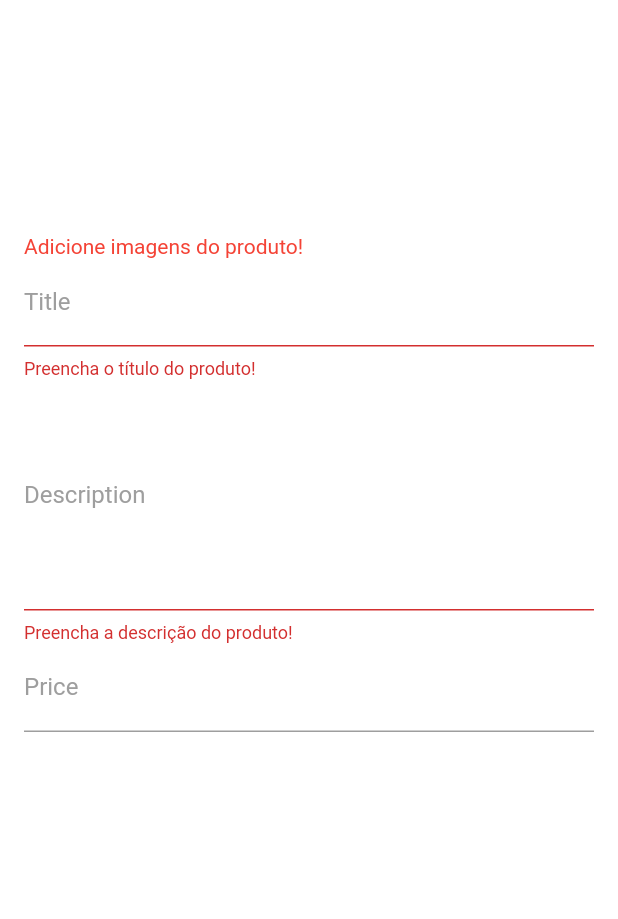
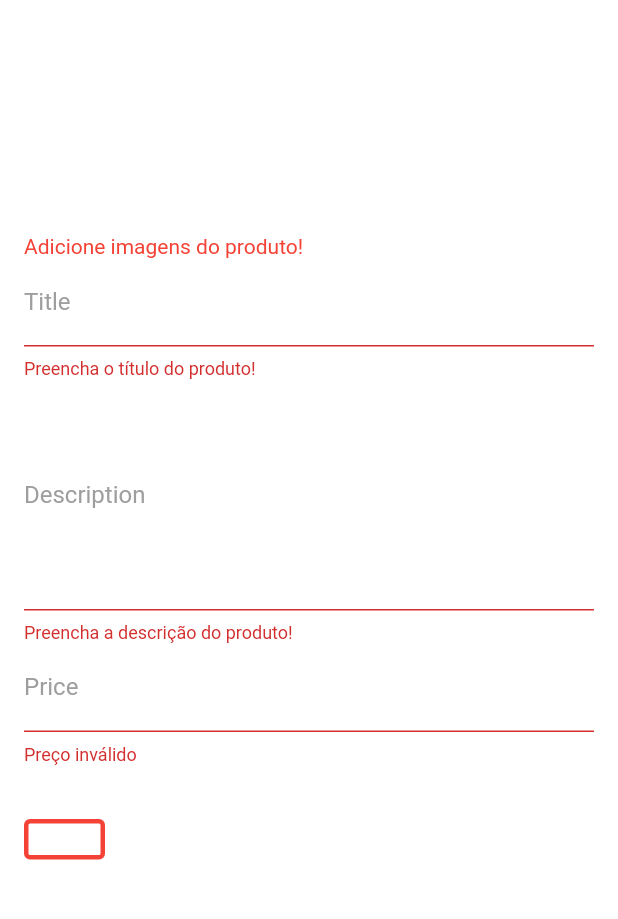
Before and after one commit to GabrielCR99/store_manager, a Flutter app: the ProductScreen screen opened directly, after a tap on the "save" icon, on a phone screen of 412 x 824 dp, the part 84-1003 px from its top. Run offline on Flutter 3.47's test engine with Material 2 defaults, Android fonts, the phone set to English and light mode, and no system bars; our stand-ins replace cloud_firestore, firebase_auth, firebase_storage, flutter_speed_dial, image_cropper, image_picker and 2 more; missing offline and left inert: bloc_pattern; accounts and stored records are empty; statements that could not run were skipped.

```diff
--- a/lib/blocs/products_bloc.dart
+++ b/lib/blocs/products_bloc.dart
@@ -54,6 +54,9 @@ class ProductsBloc extends BlocBase {
     unsavedData['images'] = images;
   }
 
+  void saveSizes(List sizes) {
+    unsavedData['sies'] = sizes;
+  }
   Future<bool> saveProduct() async {
     _loadingController.add(true);
     try {
--- a/lib/screens/product_screen.dart
+++ b/lib/screens/product_screen.dart
@@ -3,6 +3,7 @@ import 'package:flutter/material.dart';
 import 'package:store_manager/blocs/products_bloc.dart';
 import 'package:store_manager/validators/products_validator.dart';
 import 'package:store_manager/widgets/images_widget.dart';
+import 'package:store_manager/widgets/products_size.dart';
 
 class ProductScreen extends StatefulWidget {
   final String categoryId;
@@ -55,10 +56,12 @@ class _ProductScreenState extends State<ProductScreen> with ProductsValidator {
                   initialData: false,
                   builder: (context, snapshot) {
                     return IconButton(
-                        onPressed: snapshot.data ? null : (){
-                          _productsBloc.deleteProduct();
-                          Navigator.of(context).pop();
-                        },
+                        onPressed: snapshot.data
+                            ? null
+                            : () {
+                                _productsBloc.deleteProduct();
+                                Navigator.of(context).pop();
+                              },
                         icon: Icon(Icons.delete_forever));
                   },
                 );
@@ -122,6 +125,19 @@ class _ProductScreenState extends State<ProductScreen> with ProductsValidator {
                         onSaved: _productsBloc.savePrice,
                         validator: validatePrice,
                       ),
+                      SizedBox(
+                        height: 16.0,
+                      ),
+                      Text(
+                        'Tamanhos',
+                        style: TextStyle(color: Colors.white12),
+                      ),
+                      ProductsSizes(
+                        initialValue: snapshot.data['sizes'],
+                        onSaved: _productsBloc.saveSizes,
+                        validator: validateSize,
+                        context: context,
+                      ),
                     ],
                   );
                 }),
--- a/lib/validators/products_validator.dart
+++ b/lib/validators/products_validator.dart
@@ -1,8 +1,9 @@
 class ProductsValidator {
-
-  String validateImages(List images){
-    if(images.isEmpty)return 'Adicione imagens do produto!';
-    else return null;
+  String validateImages(List images) {
+    if (images.isEmpty)
+      return 'Adicione imagens do produto!';
+    else
+      return null;
   }
 
   String validateTitle(String text) {
@@ -15,16 +16,21 @@ class ProductsValidator {
     return null;
   }
 
+  String validateSize(List sizes) {
+    if (sizes.isEmpty)
+      return 'Preencha um tamanho do produto!';
+    else
+    return null;
+  }
+
   String validatePrice(String text) {
     double price = double.tryParse(text);
-    if(price != null || price.isNaN){
-      if(!text.contains('.') || text.split('.')[1].length != 2)
+    if (price != null) {
+      if (!text.contains('.') || text.split('.')[1].length != 2)
         return 'Utilize duas casas decimais';
-    }else {
+    } else {
       return 'Preço inválido';
     }
     return null;
   }
-
-
 }
--- /dev/null
+++ b/lib/widgets/products_size.dart
@@ -0,0 +1,73 @@
+import 'package:flutter/material.dart';
+import 'package:store_manager/widgets/size_dialog.dart';
+
+class ProductsSizes extends FormField<List> {
+  ProductsSizes({
+    BuildContext context,
+    List initialValue,
+    FormFieldSetter<List> onSaved,
+    FormFieldValidator<List> validator,
+  }) : super(
+            initialValue: initialValue,
+            onSaved: onSaved,
+            validator: validator,
+            builder: (state) {
+              return SizedBox(
+                height: 35.0,
+                child: GridView(
+                  padding: const EdgeInsets.symmetric(vertical: 4.0),
+                  scrollDirection: Axis.horizontal,
+                  gridDelegate: SliverGridDelegateWithFixedCrossAxisCount(
+                    crossAxisCount: 1,
+                    mainAxisSpacing: 10.0,
+                    childAspectRatio: .5,
+                  ),
+                  children: state.value.map((s) {
+                    return GestureDetector(
+                      onLongPress: () {
+                        state.didChange(state.value..remove(s));
+                      },
+                      child: Container(
+                        decoration: BoxDecoration(
+                          borderRadius:
+                              const BorderRadius.all(Radius.circular(4)),
+                          border: Border.all(
+                              color: Colors.orangeAccent, width: 3.0),
+                        ),
+                        alignment: Alignment.center,
+                        child: Text(
+                          s,
+                          style: TextStyle(color: Colors.white),
+                        ),
+                      ),
+                    );
+                  }).toList()
+                    ..add(GestureDetector(
+                      onTap: () async {
+                        String size = await showDialog(
+                            context: context,
+                            builder: (context) => AddSizeDialog());
+                        if (size != null)
+                          state.didChange(state.value..add(size));
+                      },
+                      child: Container(
+                        decoration: BoxDecoration(
+                          borderRadius:
+                              const BorderRadius.all(Radius.circular(4)),
+                          border: Border.all(
+                              color: state.hasError
+                                  ? Colors.red
+                                  : Colors.orangeAccent,
+                              width: 3.0),
+                        ),
+                        alignment: Alignment.center,
+                        child: Text(
+                          '+',
+                          style: TextStyle(color: Colors.white),
+                        ),
+                      ),
+                    )),
+                ),
+              );
+            });
+}
```
Also changed, not shown: lib/blocs/category_bloc.dart (added, +95 -0 lines), lib/screens/home_screen.dart (+10 -0 lines), lib/tabs/products_tab.dart (+4 -3 lines), lib/widgets/category_tile.dart (+15 -4 lines), lib/widgets/edit_category_dialog.dart (added, +113 -0 lines), lib/widgets/size_dialog.dart (added, +34 -0 lines).
